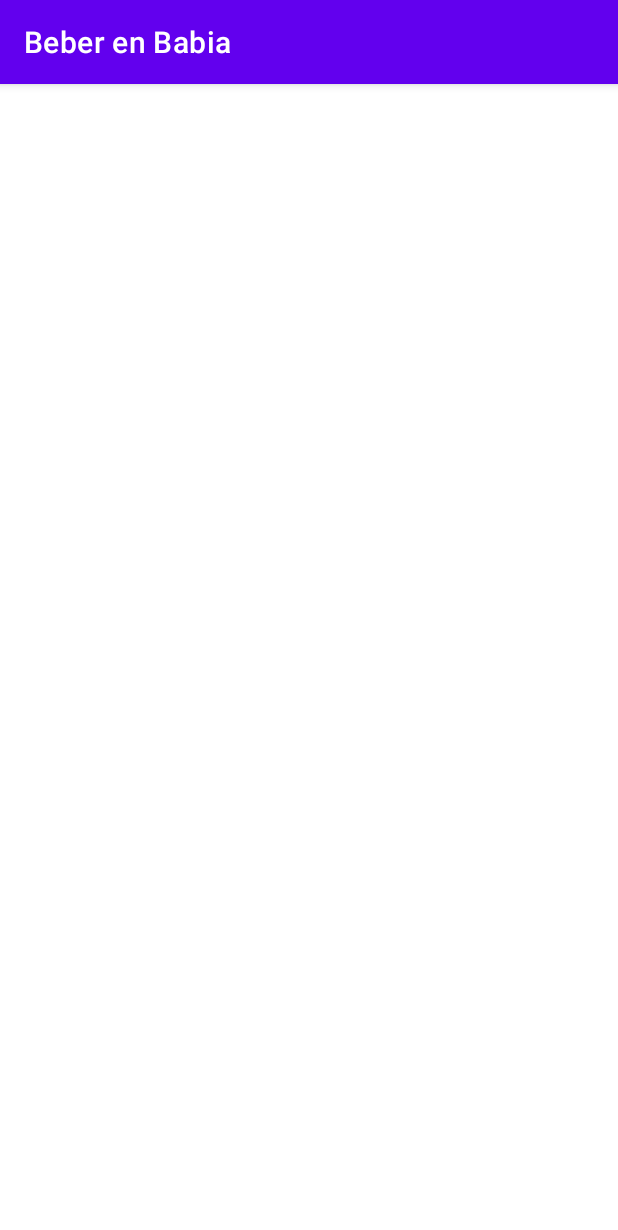
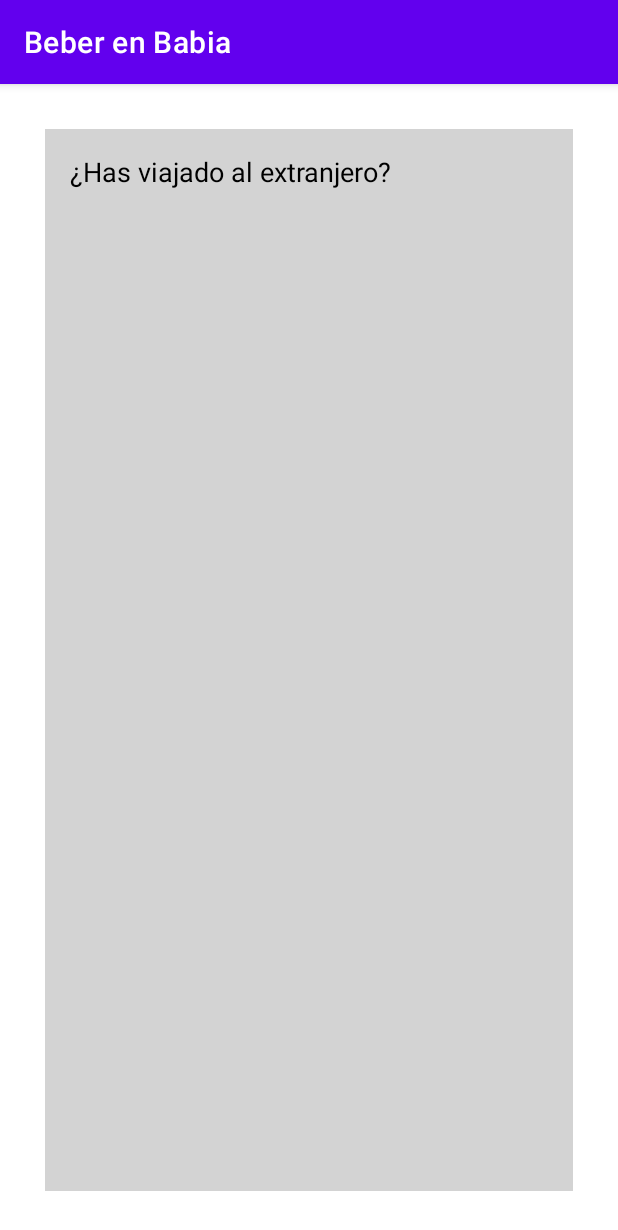
Before and after one commit to DanielVegaG/BeberEnBabia, an Android app: the ActivityYoNunca screen opened directly, with no data from a screen before it, on a phone screen of 412 x 824 dp. Shown: the top 1230 px of the screen. Run offline under Robolectric (Android 15) with nearby library versions, the phone set to English and light mode, and no system bars.

Commit message:
Continuación "Yo Nunca". Creación tarjetas y preguntas de prueba

```diff
--- a/app/src/main/java/com/example/beberenbabia/ActivityYoNunca.java
+++ b/app/src/main/java/com/example/beberenbabia/ActivityYoNunca.java
@@ -1,14 +1,33 @@
 package com.example.beberenbabia;
 
 import androidx.appcompat.app.AppCompatActivity;
+import androidx.viewpager.widget.ViewPager;
 
 import android.os.Bundle;
 
+import java.util.ArrayList;
+import java.util.List;
+
 public class ActivityYoNunca extends AppCompatActivity {
-
+    //variables
+    private List<String> preguntas;
     @Override
     protected void onCreate(Bundle savedInstanceState) {
         super.onCreate(savedInstanceState);
         setContentView(R.layout.activity_yo_nunca);
+
+        // Inicializa la lista de preguntas con tus preguntas deseadas
+        preguntas = new ArrayList<>();
+        preguntas.add("¿Has viajado al extranjero?");
+        preguntas.add("¿Alguna vez has probado sushi?");
+        preguntas.add("¿Te gusta la playa?");
+
+        /*pasar directamente la lista de preguntas al adaptador TarjetaPagerAdapter
+         en el onCreate de la actividad, donde se configura el adaptador
+         */
+        TarjetaPagerAdapter adapter = new TarjetaPagerAdapter(getSupportFragmentManager(), preguntas);
+        ViewPager viewPager = findViewById(R.id.vpYoNunca);
+        viewPager.setAdapter(adapter);
+
     }
 }
--- /dev/null
+++ b/app/src/main/java/com/example/beberenbabia/TarjetaFragment.java
@@ -0,0 +1,40 @@
+package com.example.beberenbabia;
+
+import android.os.Bundle;
+import android.view.LayoutInflater;
+import android.view.View;
+import android.view.ViewGroup;
+import android.widget.TextView;
+
+import androidx.fragment.app.Fragment;
+
+public class TarjetaFragment extends Fragment {
+    private String pregunta;
+
+    public static TarjetaFragment newInstance(String pregunta) {
+        TarjetaFragment fragment = new TarjetaFragment();
+        Bundle args = new Bundle();
+        args.putString("pregunta", pregunta);
+        fragment.setArguments(args);
+        return fragment;
+    }
+
+    @Override
+    public void onCreate(Bundle savedInstanceState) {
+        super.onCreate(savedInstanceState);
+        if (getArguments() != null) {
+            pregunta = getArguments().getString("pregunta");
+        }
+    }
+
+    @Override
+    public View onCreateView(LayoutInflater inflater, ViewGroup container,
+                             Bundle savedInstanceState) {
+        View view = inflater.inflate(R.layout.fragment_tarjeta, container, false);
+        // Configura la vista para mostrar la pregunta en la tarjeta
+        // Por ejemplo, actualiza un TextView con la pregunta
+        TextView preguntaTextView = view.findViewById(R.id.preguntaTextView);
+        preguntaTextView.setText(pregunta);
+        return view;
+    }
+}
--- /dev/null
+++ b/app/src/main/java/com/example/beberenbabia/TarjetaPagerAdapter.java
@@ -0,0 +1,27 @@
+package com.example.beberenbabia;
+
+import androidx.fragment.app.Fragment;
+import androidx.fragment.app.FragmentManager;
+import androidx.fragment.app.FragmentPagerAdapter;
+
+import java.util.List;
+
+public class TarjetaPagerAdapter extends FragmentPagerAdapter {
+    private List<String> preguntas;
+
+    public TarjetaPagerAdapter(FragmentManager fm, List<String> preguntas) {
+        super(fm);
+        this.preguntas = preguntas;
+    }
+
+    @Override
+    public Fragment getItem(int position) {
+        // Crea un fragmento para mostrar una tarjeta con la pregunta
+        return TarjetaFragment.newInstance(preguntas.get(position));
+    }
+
+    @Override
+    public int getCount() {
+        return preguntas.size();
+    }
+}
--- a/app/src/main/res/layout/activity_yo_nunca.xml
+++ b/app/src/main/res/layout/activity_yo_nunca.xml
@@ -1,9 +1,15 @@
 <?xml version="1.0" encoding="utf-8"?>
-<androidx.constraintlayout.widget.ConstraintLayout xmlns:android="http://schemas.android.com/apk/res/android"
-    xmlns:app="http://schemas.android.com/apk/res-auto"
-    xmlns:tools="http://schemas.android.com/tools"
+<LinearLayout android:id="@+id/linear_layout"
     android:layout_width="match_parent"
-    android:layout_height="match_parent"
-    tools:context=".ActivityYoNunca">
+    android:layout_height="wrap_content"
+    android:layout_gravity="center_vertical"
+    android:layout_margin="30dp"
+    android:orientation="vertical"
+    xmlns:android="http://schemas.android.com/apk/res/android">
 
-</androidx.constraintlayout.widget.ConstraintLayout>
+    <androidx.viewpager.widget.ViewPager
+        android:id="@+id/vpYoNunca"
+        android:layout_width="match_parent"
+        android:layout_height="match_parent" />
+
+</LinearLayout>
--- /dev/null
+++ b/app/src/main/res/layout/fragment_tarjeta.xml
@@ -0,0 +1,20 @@
+<?xml version="1.0" encoding="utf-8"?>
+<FrameLayout xmlns:android="http://schemas.android.com/apk/res/android"
+    xmlns:tools="http://schemas.android.com/tools"
+    android:layout_width="match_parent"
+    android:layout_height="match_parent"
+    android:background="@color/light_grey"
+    tools:context=".TarjetaFragment">
+
+    <!-- Contenido de la tarjeta -->
+    <TextView
+        android:id="@+id/preguntaTextView"
+        android:layout_width="wrap_content"
+        android:layout_height="wrap_content"
+        android:textSize="18sp"
+        android:textColor="@color/black"
+        android:padding="16dp"
+        android:gravity="center"
+        android:text="¿Pregunta aquí?" /> <!-- Esta será remplazada dinámicamente -->
+
+</FrameLayout>
--- a/app/src/main/res/values/colors.xml
+++ b/app/src/main/res/values/colors.xml
@@ -7,4 +7,6 @@
     <color name="teal_700">#FF018786</color>
     <color name="black">#FF000000</color>
     <color name="white">#FFFFFFFF</color>
+    <color name="light_grey">#d3d3d3</color>
+    <color name="grey">#808080</color>
 </resources>
--- a/app/src/main/res/values/strings.xml
+++ b/app/src/main/res/values/strings.xml
@@ -1,3 +1,5 @@
 <resources>
     <string name="app_name">Beber en Babia</string>
+    <!-- TODO: Remove or change this placeholder text -->
+    <string name="hello_blank_fragment">Hello blank fragment</string>
 </resources>
```
